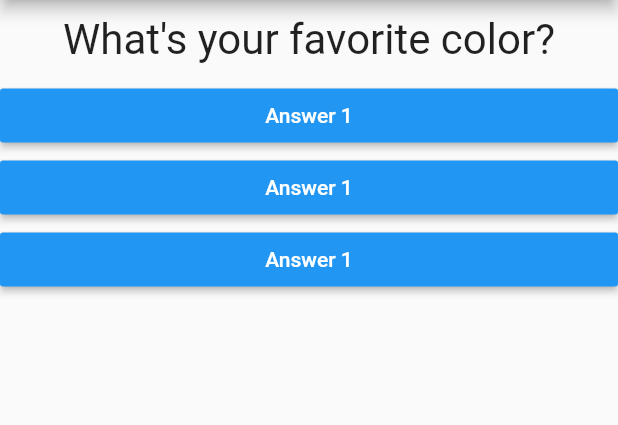
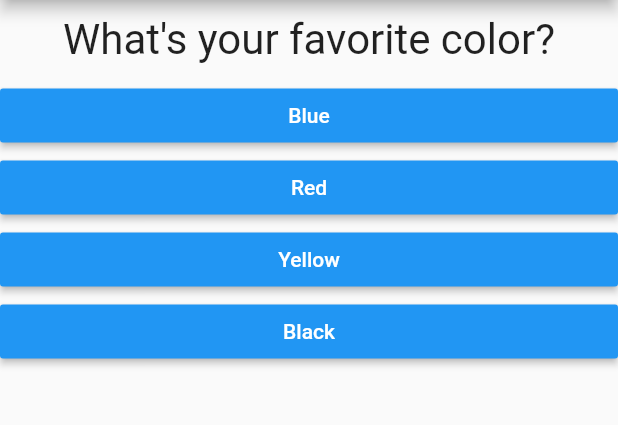
Before and after one commit to demkantor/favorites-app, a Flutter app: the screen it shows after launch, on a phone screen of 412 x 824 dp, the part 84-509 px from its top. Run offline on Flutter 3.47's test engine with Material 2 defaults, Android fonts, the phone set to English and light mode, and no system bars.

Commit message:
questions now dynamically display answer options

```diff
--- a/lib/answer.dart
+++ b/lib/answer.dart
@@ -2,8 +2,9 @@ import 'package:flutter/material.dart';
 
 class Answer extends StatelessWidget {
   final Function selectHandler;
+  final String answerText;
 
-  Answer(this.selectHandler);
+  Answer(this.selectHandler, this.answerText);
 
   @override
   Widget build(BuildContext context) {
@@ -12,7 +13,7 @@ class Answer extends StatelessWidget {
       child: RaisedButton(
         color: Colors.blue,
         textColor: Colors.white,
-        child: Text('Answer 1'),
+        child: Text(answerText),
         onPressed: selectHandler,
       ),
     );
--- a/lib/main.dart
+++ b/lib/main.dart
@@ -30,9 +30,18 @@ class _MyAppState extends State<MyApp> {
   @override
   Widget build(BuildContext context) {
     var questions = [
-      'What\'s your favorite color?',
-      'What\'s your favorite animal?',
-      'What\'s your favorite food?',
+      {
+        'questionText': 'What\'s your favorite color?',
+        'answers': ['Blue', 'Red', 'Yellow', 'Black'],
+      },
+      {
+        'questionText': 'What\'s your favorite animal?',
+        'answers': ['Dog', 'Cat', 'Rabbit', 'Snake'],
+      },
+      {
+        'questionText': 'What\'s your favorite food?',
+        'answers': ['Pizza', 'Hamburger', 'Salad', 'Icecream'],
+      },
     ];
     return MaterialApp(
       home: Scaffold(
@@ -42,11 +51,12 @@ class _MyAppState extends State<MyApp> {
         body: Column(
           children: [
             Question(
-              questions[_questionIndex],
+              questions[_questionIndex]['questionText'],
             ),
-            Answer(_answerQuestion),
-            Answer(_answerQuestion),
-            Answer(_answerQuestion),
+            ...(questions[_questionIndex]['answers'] as List<String>)
+                .map((answer) {
+              return Answer(_answerQuestion, answer);
+            }).toList()
           ],
         ),
       ),
```
